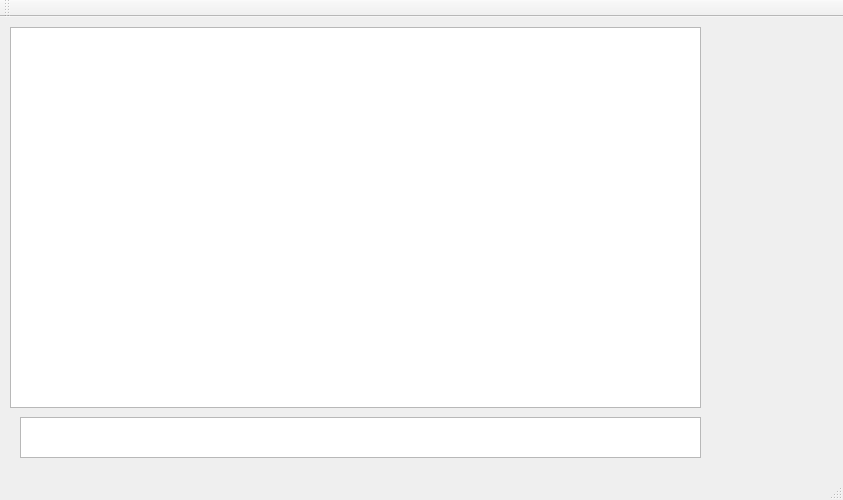
Qt form mainwindow.ui (drgoebbels/sabot) before a commit.
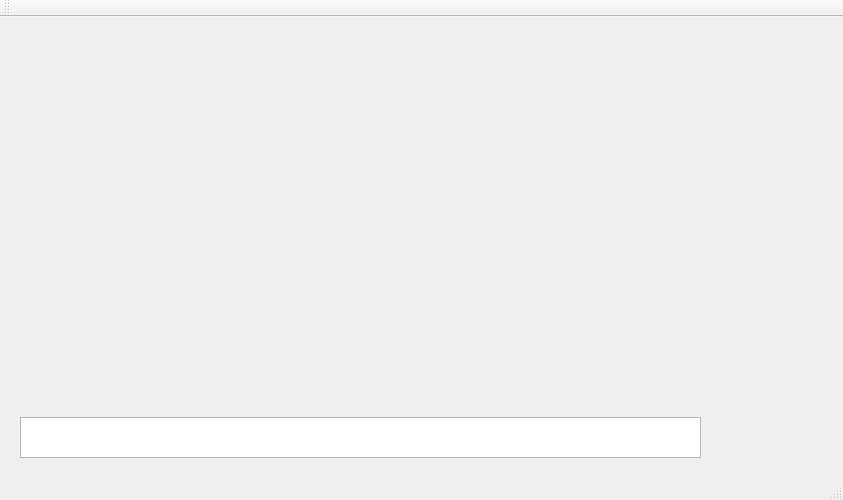
The same form after that commit.

Commit message: Added skeleton for custom widget.

Diff of the .ui file:
```diff
--- a/mainwindow.ui
+++ b/mainwindow.ui
@@ -14,16 +14,6 @@
    <string>MainWindow</string>
   </property>
   <widget class="QWidget" name="centralWidget">
-   <widget class="QListWidget" name="messageList">
-    <property name="geometry">
-     <rect>
-      <x>10</x>
-      <y>10</y>
-      <width>691</width>
-      <height>381</height>
-     </rect>
-    </property>
-   </widget>
    <widget class="QPlainTextEdit" name="messageBox">
     <property name="geometry">
      <rect>
```
The commit also changes 5 other files.
